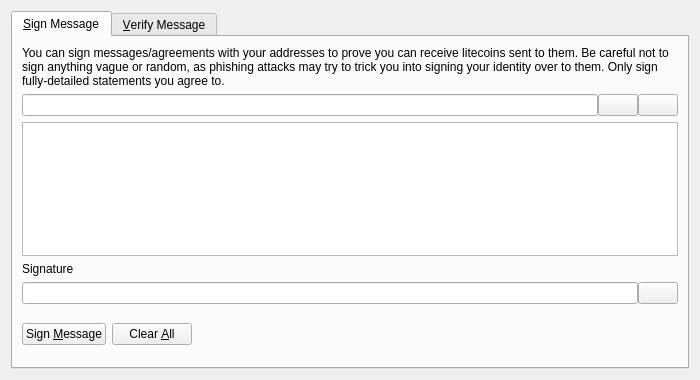
First picture: the form in src/qt/forms/signverifymessagedialog.ui, repository ruby32/florincoin, before the edit.
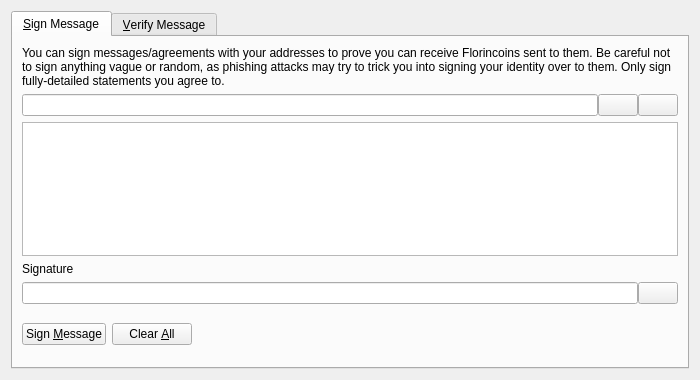
Second picture: the form after the edit. Icons and pictures are not drawn. Custom widgets are drawn as their Qt base class.

Patch:
```diff
--- a/src/qt/forms/signverifymessagedialog.ui
+++ b/src/qt/forms/signverifymessagedialog.ui
@@ -30,7 +30,7 @@
        <item>
         <widget class="QLabel" name="infoLabel_SM">
          <property name="text">
-          <string>You can sign messages/agreements with your addresses to prove you can receive litecoins sent to them. Be careful not to sign anything vague or random, as phishing attacks may try to trick you into signing your identity over to them. Only sign fully-detailed statements you agree to.</string>
+          <string>You can sign messages/agreements with your addresses to prove you can receive Florincoins sent to them. Be careful not to sign anything vague or random, as phishing attacks may try to trick you into signing your identity over to them. Only sign fully-detailed statements you agree to.</string>
          </property>
          <property name="textFormat">
           <enum>Qt::PlainText</enum>
```
Left out of the diff: 8 changed lines with no effect on the pictures.
